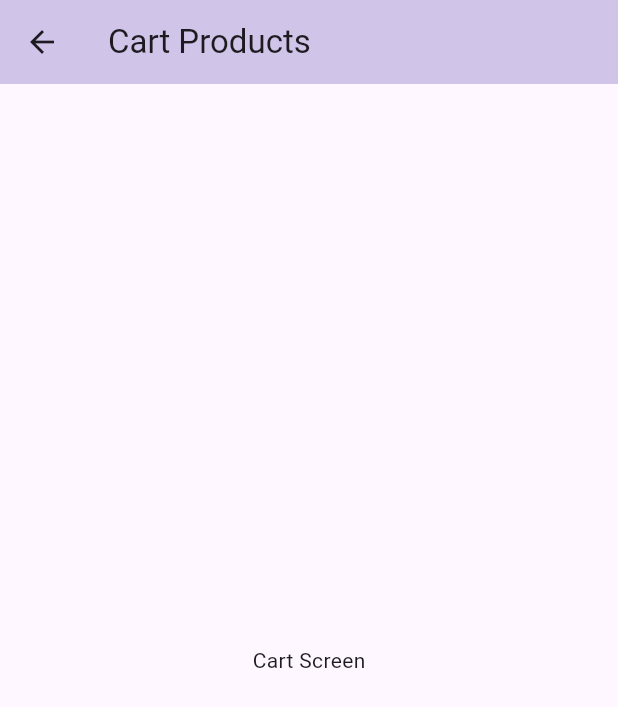
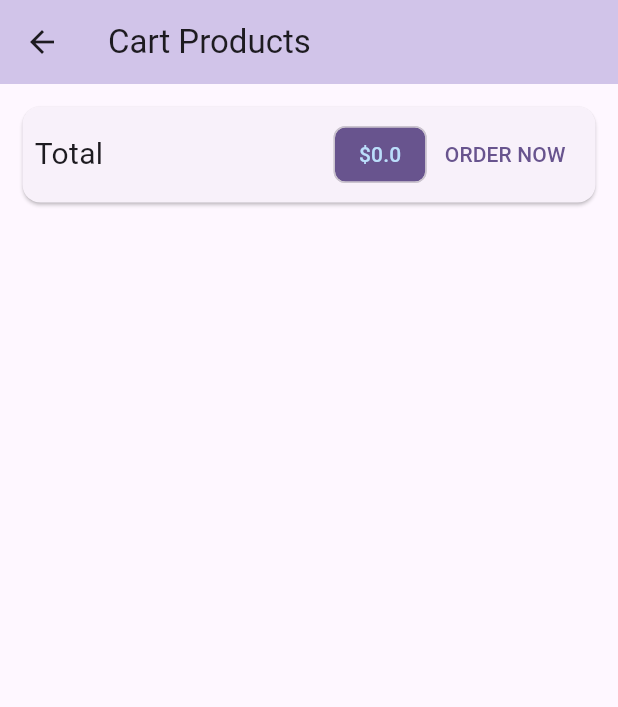
Before and after one commit to aditetester/multi_shopping_app, a Flutter app: the CartPageScreen screen opened by its route, on a phone screen of 412 x 824 dp. Shown: the top 707 px of the screen. Run offline on Flutter 3.47's test engine with Material 3 defaults, Android fonts, the light colour scheme and no system bars; our stand-ins replace flutter_riverpod, riverpod_annotation; generated files the repository leaves out were written again; network calls fail.

```diff
--- a/multishopping_app/lib/screens/cartPage_screen.dart
+++ b/multishopping_app/lib/screens/cartPage_screen.dart
@@ -1,17 +1,62 @@
 import 'package:flutter/material.dart';
+import 'package:flutter_riverpod/flutter_riverpod.dart';
+import 'package:multishopping_app/modules/cart.dart';
+import 'package:multishopping_app/widgets/cart_Detail_items.dart';
+import 'package:multishopping_app/widgets/placeOrder.dart';
 
-class CartPageScreen extends StatelessWidget {
+class CartPageScreen extends ConsumerWidget {
   static final routeName = '/cartPageScreen';
   const CartPageScreen({super.key});
 
   @override
-  Widget build(BuildContext context) {
+  Widget build(BuildContext context, WidgetRef ref ) {
+    final cart = ref.read(cartNotifierProvider.notifier);
     return Scaffold(
       appBar: AppBar(
         title: Text("Cart Products"),
       ),
-      body: Center(
-        child: Text("Cart Screen"),
+      body:  Column(
+        children: <Widget>[
+          Card(
+            margin: EdgeInsets.all(15),
+            child: Padding(
+              padding: EdgeInsets.all(8),
+              child: Row(
+                mainAxisAlignment: MainAxisAlignment.spaceBetween,
+                children: <Widget>[
+                  Text(
+                    'Total',
+                    style: TextStyle(fontSize: 20),
+                  ),
+                  Spacer(),
+                  Chip(
+                    label: Text(
+                      '\$${cart.totalAmount}',
+                      style: TextStyle(
+                        color: Theme.of(context).primaryColorLight,
+                      ),
+                    ),
+                    backgroundColor: Theme.of(context).primaryColor,
+                  ),
+                  OrderButton(cart: cart)
+                ],
+              ),
+            ),
+          ),
+          SizedBox(height: 10),
+          Expanded(
+            child: ListView.builder(
+              itemCount: cart.allCartItems.length,
+              itemBuilder: (ctx, i) => CartDetailItem(
+                cart.allCartItems.values.toList()[i].id,
+                cart.allCartItems.keys.toList()[i],
+                cart.allCartItems.values.toList()[i].price,
+                cart.allCartItems.values.toList()[i].quantity,
+                cart.allCartItems.values.toList()[i].title,
+              ),
+            ),
+          )
+        ],
       ),
     );
   }
--- /dev/null
+++ b/multishopping_app/lib/widgets/placeOrder.dart
@@ -0,0 +1,45 @@
+import 'package:flutter/material.dart';
+import 'package:multishopping_app/modules/cart.dart';
+
+class OrderButton extends StatefulWidget {
+  final Cart cart;
+  const OrderButton({
+    super.key,
+    required this.cart,
+  });
+
+
+  @override
+  _OrderButtonState createState() => _OrderButtonState();
+}
+
+class _OrderButtonState extends State<OrderButton> {
+  var _isLoading = false;
+
+  @override
+  Widget build(BuildContext context) {
+    return TextButton(
+      onPressed: (widget.cart.totalAmount as double <= 0 || _isLoading)
+          ? null
+          : () async {
+              // setState(() {
+              //   _isLoading = true;
+              // });
+              // await Provider.of<Orders>(context, listen: false).addOrder(
+              //   widget.cart.items.values.toList(),
+              //   widget.cart.totalAmount,
+              // );
+              // setState(() {
+              //   _isLoading = false;
+              // });
+              // widget.cart.clear();
+            },
+      child: _isLoading
+          ? CircularProgressIndicator()
+          : Text(
+              'ORDER NOW',
+              style: TextStyle(color: Theme.of(context).primaryColor),
+            ),
+    );
+  }
+}
```
Also changed, not shown: multishopping_app/lib/modules/cart.dart (added, +92 -0 lines), multishopping_app/lib/modules/cart_module.dart (added, +13 -0 lines), multishopping_app/lib/screens/products_screen.dart (+37 -4 lines), multishopping_app/lib/screens/tabView_screen.dart (+8 -4 lines), multishopping_app/lib/widgets/cart_Detail_items.dart (added, +89 -0 lines), multishopping_app/lib/widgets/categories_items.dart (+12 -6 lines), multishopping_app/lib/modules/cart.g.dart (added).
